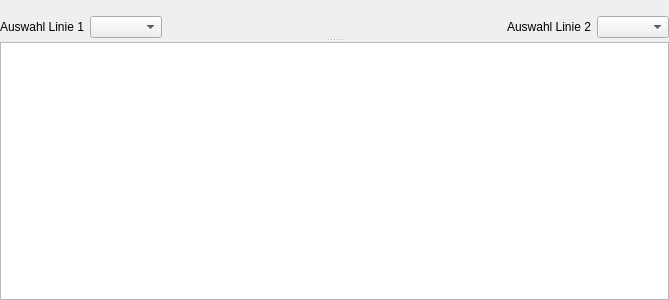
Qt form kleiner-brauhelfer/tabbrauuebersicht.ui (kleiner-brauhelfer/kleiner-brauhelfer-2) before a commit.
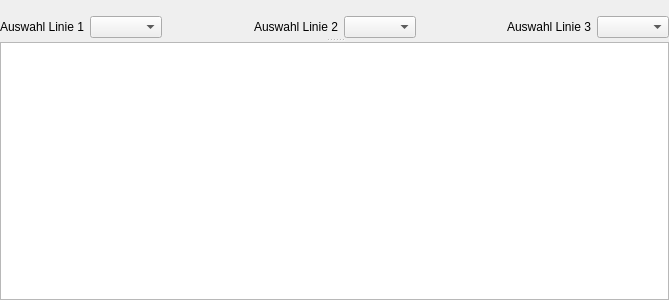
The same form after that commit. Custom widgets are drawn as their Qt base class.

Commit message: Brauübersicht dritte Auswahl

```diff
--- a/kleiner-brauhelfer/tabbrauuebersicht.ui
+++ b/kleiner-brauhelfer/tabbrauuebersicht.ui
@@ -69,7 +69,7 @@
           </spacer>
          </item>
          <item>
-          <widget class="QLabel" name="label_25">
+          <widget class="QLabel" name="label_26">
            <property name="text">
             <string>Auswahl Linie 2</string>
            </property>
@@ -78,6 +78,29 @@
          <item>
           <widget class="ComboBox" name="cbAuswahlL2"/>
          </item>
+         <item>
+          <spacer name="horizontalSpacer">
+           <property name="orientation">
+            <enum>Qt::Horizontal</enum>
+           </property>
+           <property name="sizeHint" stdset="0">
+            <size>
+             <width>40</width>
+             <height>20</height>
+            </size>
+           </property>
+          </spacer>
+         </item>
+         <item>
+          <widget class="QLabel" name="label_25">
+           <property name="text">
+            <string>Auswahl Linie 3</string>
+           </property>
+          </widget>
+         </item>
+         <item>
+          <widget class="ComboBox" name="cbAuswahlL3"/>
+         </item>
         </layout>
        </item>
       </layout>
```
Left out of the diff: 1 changed line with no effect on the pictures. The commit also changes 22 other files.
